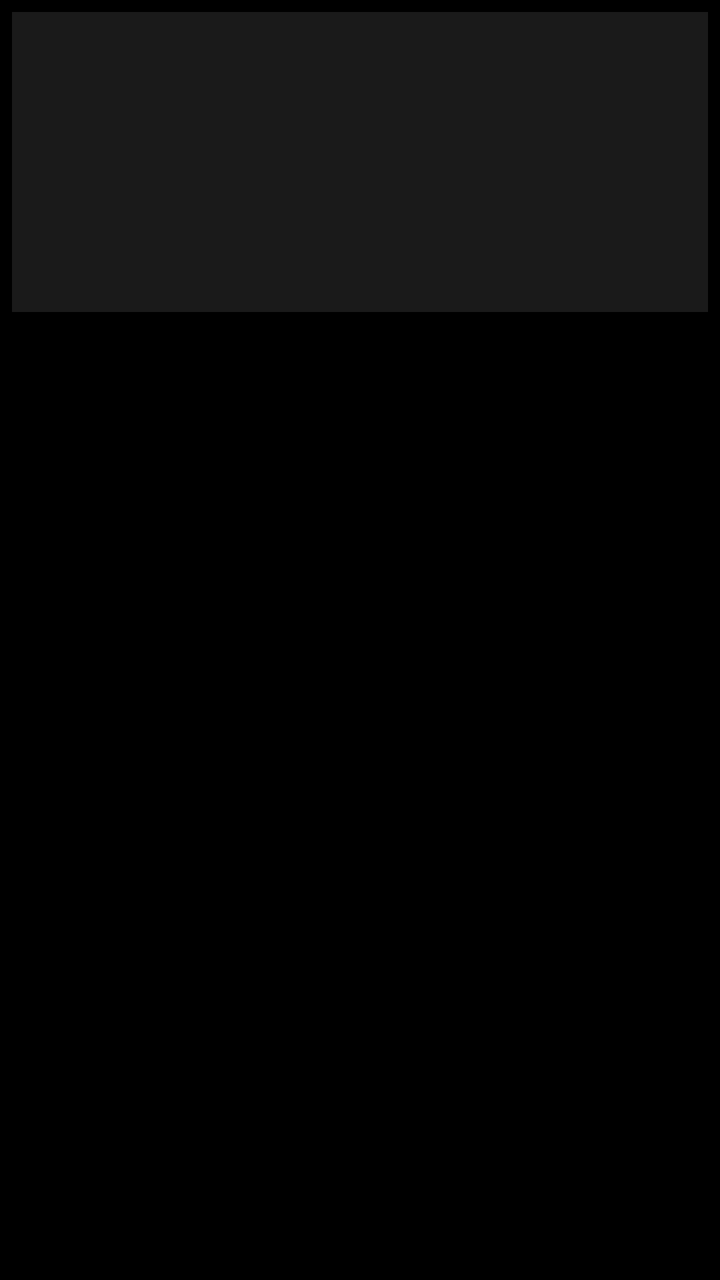
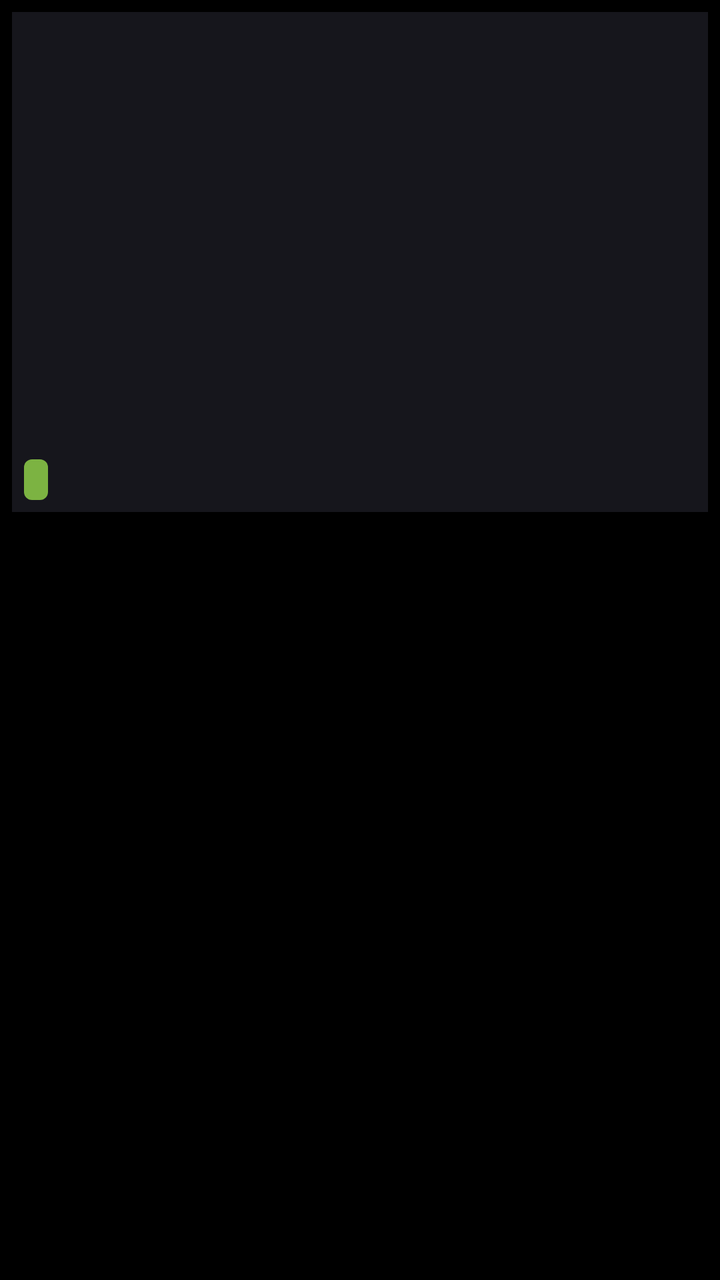

Two renders of the same Android screen: before a commit and after it. Below are the layout's source before the change and the commit's diff.
<!-- AndroidManifest.xml: application theme Theme.TVBox -->
<!-- res/layout/item_video.xml -->
<?xml version="1.0" encoding="utf-8"?>
<LinearLayout xmlns:android="http://schemas.android.com/apk/res/android"
    android:layout_width="200dp"
    android:layout_height="wrap_content"
    android:orientation="vertical"
    android:padding="6dp"
    android:focusable="true"
    android:clickable="true"
    android:background="@drawable/item_focus">

    <ImageView
        android:id="@+id/vodImage"
        android:layout_width="match_parent"
        android:layout_height="150dp"
        android:scaleType="centerCrop"
        android:background="#1A1A1A" />

    <TextView
        android:id="@+id/vodName"
        android:layout_width="match_parent"
        android:layout_height="wrap_content"
        android:maxLines="1"
        android:ellipsize="end"
        android:paddingTop="4dp"
        android:textColor="#FFFFFF"
        android:textSize="15sp" />

    <TextView
        android:id="@+id/vodRemarks"
        android:layout_width="match_parent"
        android:layout_height="wrap_content"
        android:maxLines="1"
        android:ellipsize="end"
        android:textColor="#80FFFFFF"
        android:textSize="12sp" />

</LinearLayout>
<!-- resources referenced by this layout -->
<resources>
  <!-- drawable item_focus (drawable) -->
  <?xml version="1.0" encoding="utf-8"?>
  <selector xmlns:android="http://schemas.android.com/apk/res/android">
      <item android:state_focused="true">
          <shape>
              <stroke
                  android:width="3dp"
                  android:color="#FFCC00" />
              <corners android:radius="4dp" />
          </shape>
      </item>
      <item>
          <shape>
              <stroke
                  android:width="0dp"
                  android:color="#00000000" />
              <corners android:radius="4dp" />
          </shape>
      </item>
  </selector>
  <style name="Theme.TVBox" parent="android:Theme.Black.NoTitleBar.Fullscreen">
          <item name="android:windowBackground">@android:color/black</item>
          <item name="android:colorBackground">@android:color/black</item>
      </style>
</resources>

<!-- the commit's change to res/layout/item_video.xml (unified diff, before → after) -->
@@ -8,12 +8,35 @@
     android:clickable="true"
     android:background="@drawable/item_focus">
 
-    <ImageView
-        android:id="@+id/vodImage"
+    
+    <FrameLayout
         android:layout_width="match_parent"
-        android:layout_height="150dp"
-        android:scaleType="centerCrop"
-        android:background="#1A1A1A" />
+        android:layout_height="250dp">
+
+        <ImageView
+            android:id="@+id/vodImage"
+            android:layout_width="match_parent"
+            android:layout_height="match_parent"
+            android:scaleType="centerCrop"
+            android:background="#16161C" />
+
+        <TextView
+            android:id="@+id/vodRemarks"
+            android:layout_width="wrap_content"
+            android:layout_height="wrap_content"
+            android:layout_gravity="bottom|start"
+            android:layout_margin="6dp"
+            android:background="@drawable/bg_remark_tag"
+            android:paddingStart="6dp"
+            android:paddingEnd="6dp"
+            android:paddingTop="2dp"
+            android:paddingBottom="2dp"
+            android:maxLines="1"
+            android:ellipsize="end"
+            android:textColor="#FFFFFF"
+            android:textSize="12sp" />
+
+    </FrameLayout>
 
     <TextView
         android:id="@+id/vodName"
@@ -21,17 +44,8 @@
         android:layout_height="wrap_content"
         android:maxLines="1"
         android:ellipsize="end"
-        android:paddingTop="4dp"
+        android:paddingTop="6dp"
         android:textColor="#FFFFFF"
         android:textSize="15sp" />
 
-    <TextView
-        android:id="@+id/vodRemarks"
-        android:layout_width="match_parent"
-        android:layout_height="wrap_content"
-        android:maxLines="1"
-        android:ellipsize="end"
-        android:textColor="#80FFFFFF"
-        android:textSize="12sp" />
-
 </LinearLayout>
<!-- resource entries referenced after the edit -->
@@ -1,22 +1,30 @@
 <!-- resources referenced by this layout -->
 <resources>
+  <!-- drawable bg_remark_tag (drawable) -->
+  <?xml version="1.0" encoding="utf-8"?>
+  <shape xmlns:android="http://schemas.android.com/apk/res/android">
+      <solid android:color="#7CB342" />
+      <corners android:radius="4dp" />
+  </shape>
   <!-- drawable item_focus (drawable) -->
   <?xml version="1.0" encoding="utf-8"?>
   <selector xmlns:android="http://schemas.android.com/apk/res/android">
       <item android:state_focused="true">
           <shape>
+              <solid android:color="#0DFFFFFF" />
               <stroke
                   android:width="3dp"
-                  android:color="#FFCC00" />
-              <corners android:radius="4dp" />
+                  android:color="#FFFFFFFF" />
+              <corners android:radius="10dp" />
           </shape>
       </item>
       <item>
           <shape>
+              <solid android:color="#00000000" />
               <stroke
                   android:width="0dp"
                   android:color="#00000000" />
-              <corners android:radius="4dp" />
+              <corners android:radius="10dp" />
           </shape>
       </item>
   </selector>
